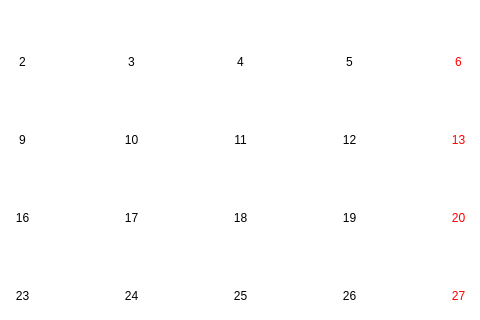
Qt form largecalendar.ui (luterofromtx/ActivityPlanner) before a commit; both pictures show x 250 to 730 and y 158 to 478 of the 868 by 611 pixel window.
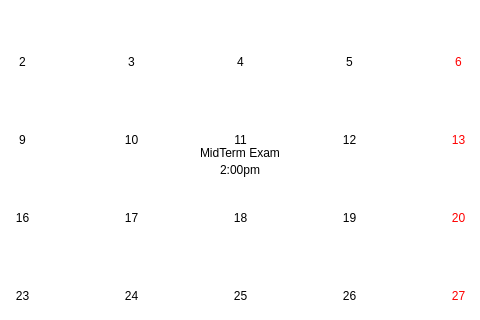
The same form after that commit.

Commit message: Bug fixed task and user class added

Patch:
```diff
--- a/largecalendar.ui
+++ b/largecalendar.ui
@@ -39,6 +39,32 @@
     <string>Close</string>
    </property>
   </widget>
+  <widget class="QLabel" name="label">
+   <property name="geometry">
+    <rect>
+     <x>450</x>
+     <y>300</y>
+     <width>81</width>
+     <height>21</height>
+    </rect>
+   </property>
+   <property name="text">
+    <string>MidTerm Exam</string>
+   </property>
+  </widget>
+  <widget class="QLabel" name="label_2">
+   <property name="geometry">
+    <rect>
+     <x>470</x>
+     <y>320</y>
+     <width>49</width>
+     <height>16</height>
+    </rect>
+   </property>
+   <property name="text">
+    <string>2:00pm</string>
+   </property>
+  </widget>
  </widget>
  <resources/>
  <connections/>
```
The commit also changes 22 other files.
